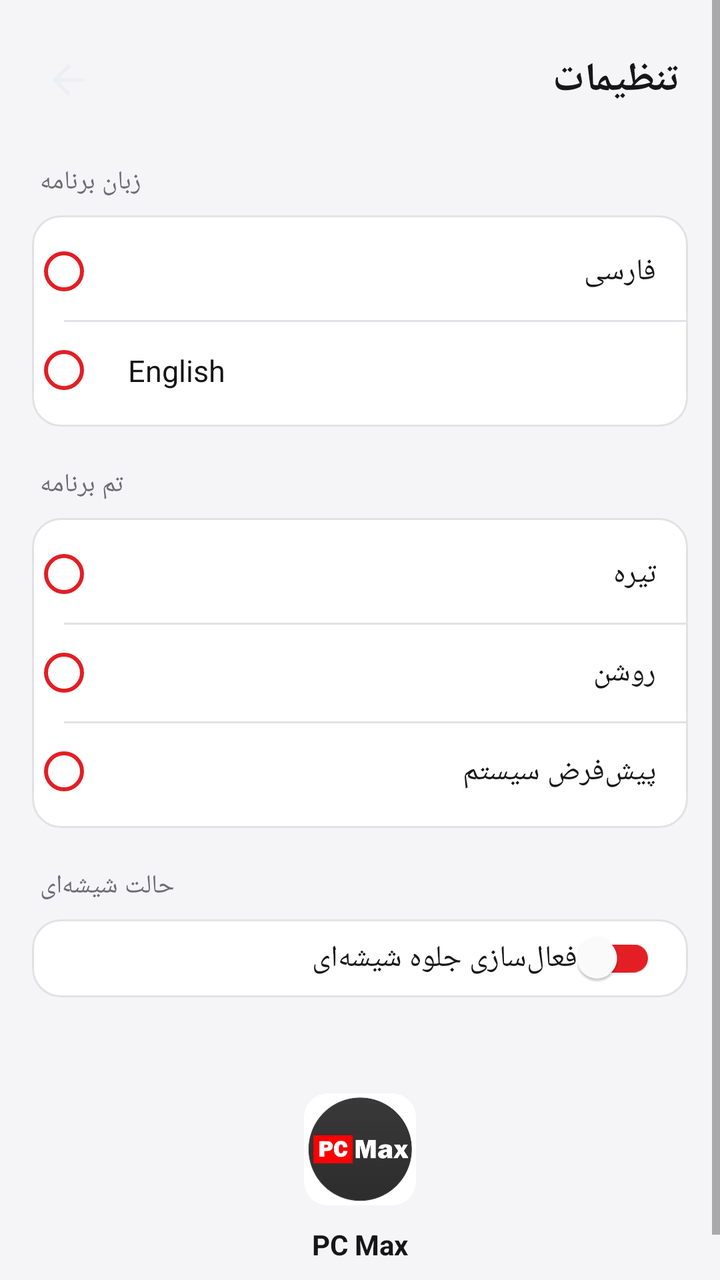
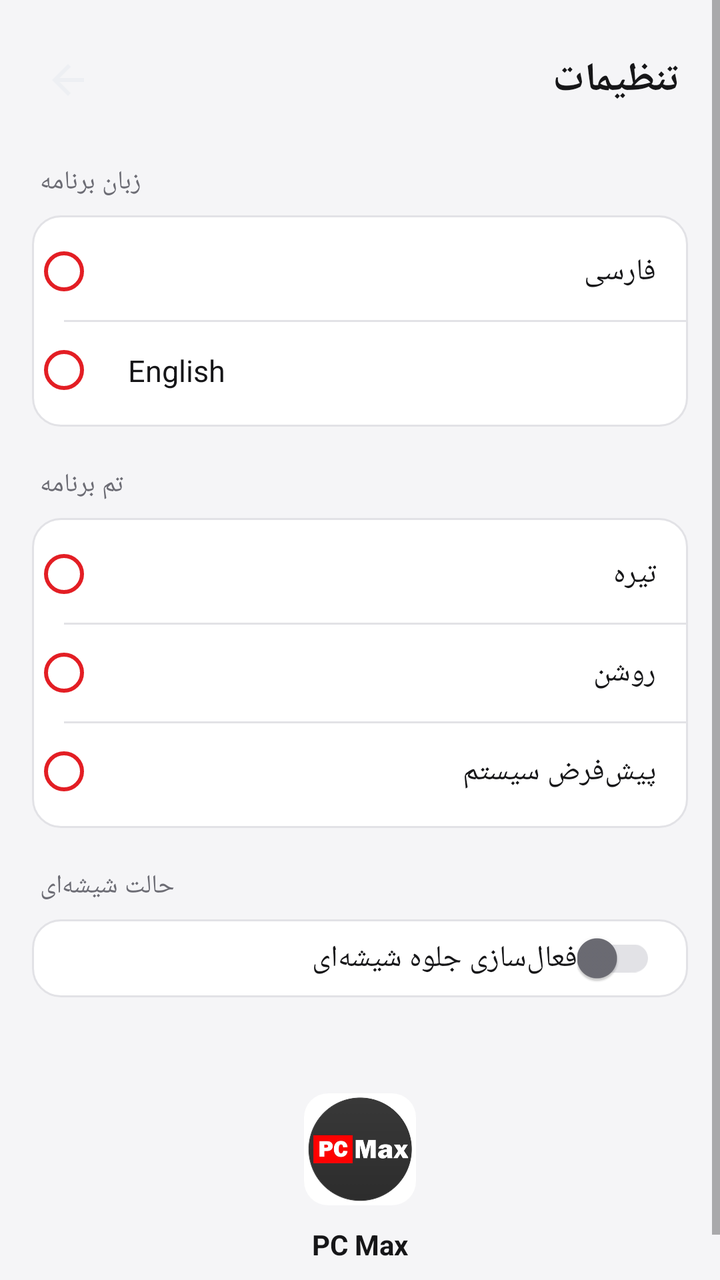

Screens rendered from an Android XML layout before and after an edit, with the pre-edit source and the edit as a unified diff.
<!-- AndroidManifest.xml: application theme Theme.GameSettings -->
<!-- res/layout/activity_settings.xml -->
<?xml version="1.0" encoding="utf-8"?>
<ScrollView xmlns:android="http://schemas.android.com/apk/res/android"
    xmlns:app="http://schemas.android.com/apk/res-auto"
    android:layout_width="match_parent"
    android:layout_height="match_parent"
    android:background="@color/background"
    android:fillViewport="true">

    <LinearLayout
        android:layout_width="match_parent"
        android:layout_height="wrap_content"
        android:orientation="vertical">

        
        <LinearLayout
            android:layout_width="match_parent"
            android:layout_height="wrap_content"
            android:orientation="horizontal"
            android:gravity="center_vertical"
            android:paddingStart="12dp"
            android:paddingEnd="20dp"
            android:paddingTop="18dp"
            android:paddingBottom="8dp">

            <ImageButton
                android:id="@+id/back_button"
                android:layout_width="44dp"
                android:layout_height="44dp"
                android:background="?android:attr/selectableItemBackgroundBorderless"
                android:src="@drawable/ic_back"
                android:contentDescription="بازگشت"
                app:tint="@color/text_primary" />

            <TextView
                android:layout_width="0dp"
                android:layout_height="wrap_content"
                android:layout_weight="1"
                android:layout_marginStart="4dp"
                android:text="@string/settings_title"
                android:textSize="20sp"
                android:textStyle="bold"
                android:textColor="@color/text_primary" />

        </LinearLayout>

        
        <TextView
            android:layout_width="wrap_content"
            android:layout_height="wrap_content"
            android:layout_marginStart="20dp"
            android:layout_marginTop="12dp"
            android:layout_marginBottom="8dp"
            android:text="@string/settings_language"
            android:textSize="13sp"
            android:textColor="@color/text_secondary" />

        <LinearLayout
            android:id="@+id/language_card"
            android:layout_width="match_parent"
            android:layout_height="wrap_content"
            android:orientation="vertical"
            android:layout_marginHorizontal="16dp"
            android:background="@drawable/bg_card"
            android:paddingVertical="4dp">

            <RadioGroup
                android:id="@+id/language_group"
                android:layout_width="match_parent"
                android:layout_height="wrap_content"
                android:orientation="vertical">

                <RadioButton
                    android:id="@+id/lang_fa"
                    style="@style/SettingsRadio"
                    android:text="@string/lang_fa" />

                <View style="@style/SettingsDivider" />

                <RadioButton
                    android:id="@+id/lang_en"
                    style="@style/SettingsRadio"
                    android:text="@string/lang_en" />

            </RadioGroup>
        </LinearLayout>

        
        <TextView
            android:layout_width="wrap_content"
            android:layout_height="wrap_content"
            android:layout_marginStart="20dp"
            android:layout_marginTop="20dp"
            android:layout_marginBottom="8dp"
            android:text="@string/settings_theme"
            android:textSize="13sp"
            android:textColor="@color/text_secondary" />

        <LinearLayout
            android:id="@+id/theme_card"
            android:layout_width="match_parent"
            android:layout_height="wrap_content"
            android:orientation="vertical"
            android:layout_marginHorizontal="16dp"
            android:background="@drawable/bg_card"
            android:paddingVertical="4dp">

            <RadioGroup
                android:id="@+id/theme_group"
                android:layout_width="match_parent"
                android:layout_height="wrap_content"
                android:orientation="vertical">

                <RadioButton
                    android:id="@+id/theme_dark"
                    style="@style/SettingsRadio"
                    android:text="@string/theme_dark" />

                <View style="@style/SettingsDivider" />

                <RadioButton
                    android:id="@+id/theme_light"
                    style="@style/SettingsRadio"
                    android:text="@string/theme_light" />

                <View style="@style/SettingsDivider" />

                <RadioButton
                    android:id="@+id/theme_system"
                    style="@style/SettingsRadio"
                    android:text="@string/theme_system" />

            </RadioGroup>
        </LinearLayout>

        
        <TextView
            android:layout_width="wrap_content"
            android:layout_height="wrap_content"
            android:layout_marginStart="20dp"
            android:layout_marginTop="20dp"
            android:layout_marginBottom="8dp"
            android:text="@string/settings_glass"
            android:textSize="13sp"
            android:textColor="@color/text_secondary" />

        <LinearLayout
            android:id="@+id/glass_card"
            android:layout_width="match_parent"
            android:layout_height="wrap_content"
            android:orientation="horizontal"
            android:gravity="center_vertical"
            android:layout_marginHorizontal="16dp"
            android:background="@drawable/bg_card"
            android:paddingHorizontal="16dp"
            android:paddingVertical="6dp">

            <TextView
                android:layout_width="0dp"
                android:layout_height="wrap_content"
                android:layout_weight="1"
                android:text="@string/glass_effect"
                android:textSize="15sp"
                android:textColor="@color/text_primary" />

            <androidx.appcompat.widget.SwitchCompat
                android:id="@+id/glass_switch"
                android:layout_width="wrap_content"
                android:layout_height="wrap_content"
                app:thumbTint="@color/white"
                app:trackTint="@color/accent_red" />

        </LinearLayout>

        
        <LinearLayout
            android:layout_width="match_parent"
            android:layout_height="wrap_content"
            android:orientation="vertical"
            android:gravity="center"
            android:paddingTop="48dp"
            android:paddingBottom="32dp">

            <ImageView
                android:layout_width="56dp"
                android:layout_height="56dp"
                android:src="@drawable/app_logo"
                android:background="@drawable/bg_image_rounded"
                android:clipToOutline="true" />

            <TextView
                android:layout_width="wrap_content"
                android:layout_height="wrap_content"
                android:layout_marginTop="10dp"
                android:text="PC Max"
                android:textSize="14sp"
                android:textStyle="bold"
                android:textColor="@color/text_primary" />

        </LinearLayout>

    </LinearLayout>

</ScrollView>
<!-- resources referenced by this layout -->
<resources>
  <color name="accent_red">#E31E24</color>
  <color name="background">#F5F5F7</color>
  <color name="text_primary">#161618</color>
  <color name="text_secondary">#6C6C74</color>
  <color name="white">#FFFFFF</color>
  <!-- drawable app_logo: png bitmap (drawable, 68833 bytes) -->
  <!-- drawable bg_card (drawable) -->
  <?xml version="1.0" encoding="utf-8"?>
  <shape xmlns:android="http://schemas.android.com/apk/res/android"
      android:shape="rectangle">
      <solid android:color="@color/surface" />
      <stroke android:width="1dp" android:color="@color/border" />
      <corners android:radius="14dp" />
  </shape>
  <!-- drawable bg_image_rounded (drawable) -->
  <?xml version="1.0" encoding="utf-8"?>
  <shape xmlns:android="http://schemas.android.com/apk/res/android"
      android:shape="rectangle">
      <solid android:color="@color/surface_alt" />
      <corners android:radius="12dp" />
  </shape>
  <!-- drawable ic_back (drawable) -->
  <vector xmlns:android="http://schemas.android.com/apk/res/android"
      android:width="24dp"
      android:height="24dp"
      android:viewportWidth="24"
      android:viewportHeight="24"
      android:autoMirrored="true">
      <path
          android:fillColor="#EDEFF3"
          android:pathData="M20,11H7.83l5.59,-5.59L12,4l-8,8 8,8 1.41,-1.41L7.83,13H20v-2z" />
  </vector>
  <string name="glass_effect">فعال‌سازی جلوه شیشه‌ای</string>
  <string name="lang_en">English</string>
  <string name="lang_fa">فارسی</string>
  <string name="settings_glass">حالت شیشه‌ای</string>
  <string name="settings_language">زبان برنامه</string>
  <string name="settings_theme">تم برنامه</string>
  <string name="settings_title">تنظیمات</string>
  <string name="theme_dark">تیره</string>
  <string name="theme_light">روشن</string>
  <string name="theme_system">پیش‌فرض سیستم</string>
  <style name="SettingsDivider">
          <item name="android:layout_width">match_parent</item>
          <item name="android:layout_height">1dp</item>
          <item name="android:background">@color/border</item>
          <item name="android:layout_marginStart">16dp</item>
      </style>
  <style name="SettingsRadio" parent="Widget.AppCompat.CompoundButton.RadioButton">
          <item name="android:layout_width">match_parent</item>
          <item name="android:layout_height">wrap_content</item>
          <item name="android:paddingVertical">14dp</item>
          <item name="android:paddingHorizontal">16dp</item>
          <item name="android:textSize">15sp</item>
          <item name="android:textColor">@color/text_primary</item>
          <item name="android:buttonTint">@color/accent_red</item>
      </style>
  <style name="Theme.GameSettings" parent="Theme.AppCompat.DayNight.NoActionBar">
          <item name="colorPrimary">@color/surface</item>
          <item name="colorPrimaryDark">@color/background</item>
          <item name="colorAccent">@color/accent_red</item>
          <item name="android:windowBackground">@color/background</item>
          <item name="android:statusBarColor">@color/background</item>
          <item name="android:navigationBarColor">@color/background</item>
          <item name="android:windowLightStatusBar">false</item>
      </style>
  <color name="surface">#FFFFFF</color>
  <color name="border">#E2E2E6</color>
  <color name="surface_alt">#EFEFF2</color>
</resources>

<!-- the commit's change to res/layout/activity_settings.xml (unified diff, before → after) -->
@@ -166,8 +166,8 @@
                 android:id="@+id/glass_switch"
                 android:layout_width="wrap_content"
                 android:layout_height="wrap_content"
-                app:thumbTint="@color/white"
-                app:trackTint="@color/accent_red" />
+                app:thumbTint="@color/switch_thumb_tint"
+                app:trackTint="@color/switch_track_tint" />
 
         </LinearLayout>
 
<!-- resource entries referenced after the edit -->
@@ -4,7 +4,6 @@
   <color name="background">#F5F5F7</color>
   <color name="text_primary">#161618</color>
   <color name="text_secondary">#6C6C74</color>
-  <color name="white">#FFFFFF</color>
   <!-- drawable app_logo: png bitmap (drawable, 68833 bytes) -->
   <!-- drawable bg_card (drawable) -->
   <?xml version="1.0" encoding="utf-8"?>
